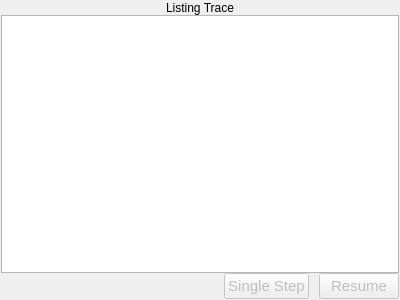
First picture: the form in listingtracepane.ui, repository WarlockD/pep8-1, before the edit.
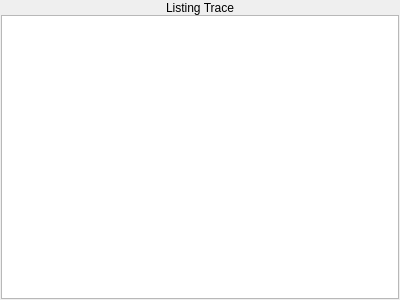
Second picture: the form after the edit.

Commit message:
Simulation now occurs in the CPU pane, moved the buttons from the listing trace to cpu. Help dialog improvements to display old examples alongside new.
Output pane now clears before execution. Set up a table in Pep that the
listing trace pane will modify for the cpu pane, in order for the cpu
pane to know if the checkboxes in the listing trace pane are checked
(for resume to breakpoint).

```diff
--- a/listingtracepane.ui
+++ b/listingtracepane.ui
@@ -13,15 +13,13 @@
   <property name="windowTitle">
    <string>Form</string>
   </property>
-  <layout class="QVBoxLayout" name="verticalLayout_2">
-   <property name="margin">
-    <number>1</number>
-   </property>
-   <item>
     <layout class="QVBoxLayout" name="verticalLayout">
      <property name="spacing">
       <number>0</number>
      </property>
+   <property name="margin">
+    <number>1</number>
+   </property>
      <item>
       <widget class="QLabel" name="listingTraceLabel">
        <property name="palette">
@@ -152,92 +150,6 @@
        <column/>
        <column/>
       </widget>
-     </item>
-     <item>
-      <layout class="QHBoxLayout" name="horizontalLayout">
-       <item>
-        <spacer>
-         <property name="orientation">
-          <enum>Qt::Horizontal</enum>
-         </property>
-         <property name="sizeHint" stdset="0">
-          <size>
-           <width>16</width>
-           <height>21</height>
-          </size>
-         </property>
-        </spacer>
-       </item>
-       <item>
-        <widget class="QPushButton" name="listingSingleStepPushButton">
-         <property name="enabled">
-          <bool>false</bool>
-         </property>
-         <property name="font">
-          <font>
-           <family>Lucida Grande</family>
-           <pointsize>11</pointsize>
-           <weight>50</weight>
-           <italic>false</italic>
-           <bold>false</bold>
-           <underline>false</underline>
-           <strikeout>false</strikeout>
-          </font>
-         </property>
-         <property name="text">
-          <string>Single Step</string>
-         </property>
-        </widget>
-       </item>
-       <item>
-        <widget class="QFrame" name="frame">
-         <property name="minimumSize">
-          <size>
-           <width>10</width>
-           <height>5</height>
-          </size>
-         </property>
-         <property name="maximumSize">
-          <size>
-           <width>10</width>
-           <height>5</height>
-          </size>
-         </property>
-         <property name="frameShape">
-          <enum>QFrame::NoFrame</enum>
-         </property>
-         <property name="frameShadow">
-          <enum>QFrame::Raised</enum>
-         </property>
-         <property name="lineWidth">
-          <number>1</number>
-         </property>
-        </widget>
-       </item>
-       <item>
-        <widget class="QPushButton" name="listingResumePushButton">
-         <property name="enabled">
-          <bool>false</bool>
-         </property>
-         <property name="font">
-          <font>
-           <family>Lucida Grande</family>
-           <pointsize>11</pointsize>
-           <weight>50</weight>
-           <italic>false</italic>
-           <bold>false</bold>
-           <underline>false</underline>
-           <strikeout>false</strikeout>
-          </font>
-         </property>
-         <property name="text">
-          <string>Resume</string>
-         </property>
-        </widget>
-       </item>
-      </layout>
-     </item>
-    </layout>
    </item>
   </layout>
  </widget>
```
Lines whose indentation alone changed are shown as unchanged. The commit also changes 12 other files.
